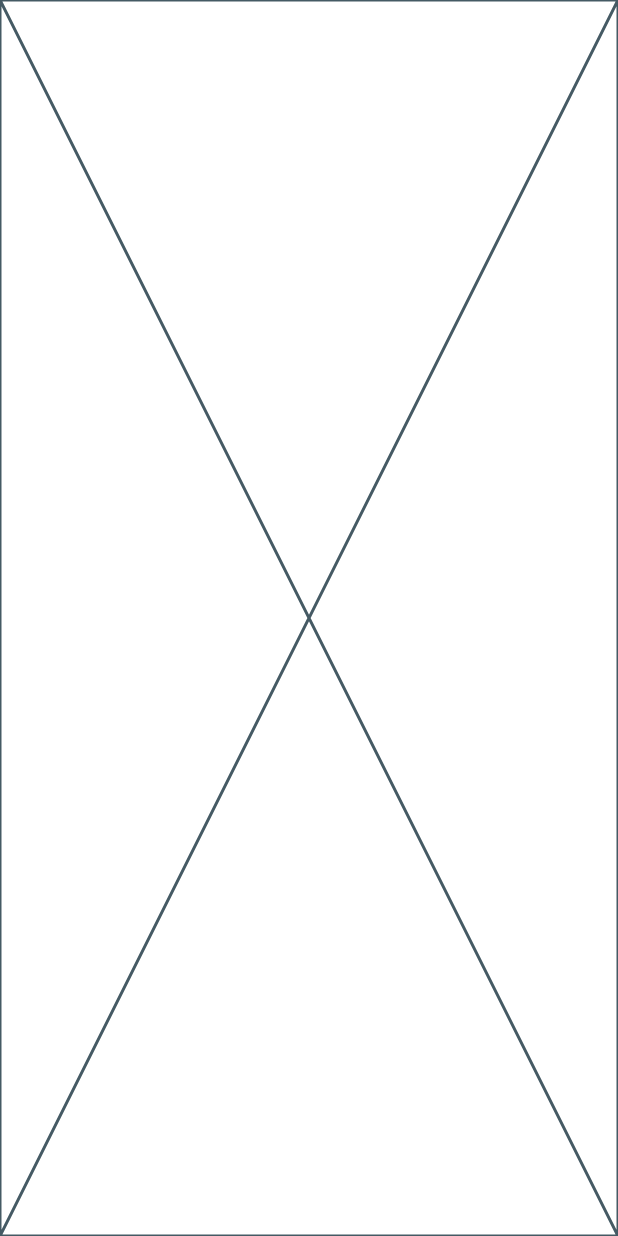
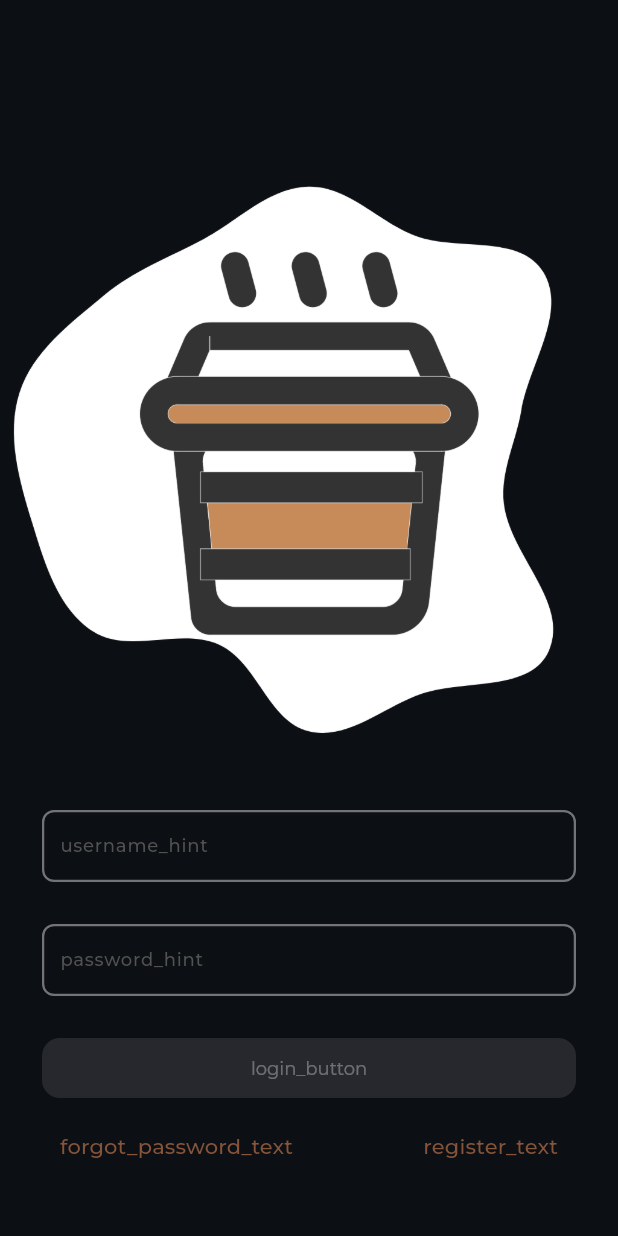
Before and after one commit to khakestari/BrewMobil, a Flutter app: the screen it shows after launch, after a tap on "skip", on a phone screen of 412 x 824 dp. Run offline on Flutter 3.47's test engine with Material 3 defaults, Android fonts, the light colour scheme and no system bars; our stand-ins replace dartz, device_info_plus, dio, easy_localization, flutter_svg, freezed_annotation and 4 more; missing offline and left inert: android_id; generated files the repository leaves out were written again.

Commit message:
Test Login UI Implementation

```diff
--- a/lib/presentation/login/login.dart
+++ b/lib/presentation/login/login.dart
@@ -3,6 +3,7 @@ import 'package:advanced_shop_app/presentation/resources/strings_manager.dart';
 import 'package:advanced_shop_app/presentation/resources/values_manager.dart';
 import 'package:flutter/material.dart';
 import '../resources/assets_manager.dart';
+import '../resources/routes_manager.dart';
 import './login_viewmodel.dart';
 
 class LoginView extends StatefulWidget {
@@ -35,14 +36,15 @@ class _LoginViewState extends State<LoginView> {
 
   @override
   Widget build(BuildContext context) {
-    return Placeholder();
+    return _getContentWidget();
   }
 
   Widget _getContentWidget() {
     return Scaffold(
+      backgroundColor: ColorManager.darkPrimary,
       body: Container(
         padding: EdgeInsets.only(top: AppPadding.p100),
-        color: ColorManager.black,
+        color: ColorManager.darkPrimary,
         child: SingleChildScrollView(
           child: Form(
             key: _formKey,
@@ -100,16 +102,52 @@ class _LoginViewState extends State<LoginView> {
                     right: AppPadding.p28,
                   ),
                   child: StreamBuilder<bool>(
-                      stream: _viewModel.outputIsAllInputsValid,
-                      builder: (context, snapshot) {
-                        return ElevatedButton(
+                    stream: _viewModel.outputIsAllInputsValid,
+                    builder: (context, snapshot) {
+                      return SizedBox(
+                        width: double.infinity,
+                        height: AppSize.s40,
+                        child: ElevatedButton(
                             onPressed: (snapshot.data ?? false)
                                 ? () {
                                     _viewModel.login();
                                   }
                                 : null,
-                            child: const Text(AppStrings.login));
-                      }),
+                            child: const Text(AppStrings.login)),
+                      );
+                    },
+                  ),
+                ),
+                Padding(
+                  padding: const EdgeInsets.only(
+                      top: AppPadding.p8,
+                      left: AppPadding.p28,
+                      right: AppPadding.p28),
+                  child: Row(
+                    mainAxisAlignment: MainAxisAlignment.spaceBetween,
+                    children: [
+                      TextButton(
+                        onPressed: () {
+                          Navigator.pushReplacementNamed(
+                              context, Routes.forgotPasswordRoute);
+                        },
+                        child: Text(
+                          AppStrings.forgetPassword,
+                          style: Theme.of(context).textTheme.titleSmall,
+                        ),
+                      ),
+                      TextButton(
+                        onPressed: () {
+                          Navigator.pushReplacementNamed(
+                              context, Routes.registerRoute);
+                        },
+                        child: Text(
+                          AppStrings.registerText,
+                          style: Theme.of(context).textTheme.titleSmall,
+                        ),
+                      ),
+                    ],
+                  ),
                 )
               ],
             ),
--- a/lib/presentation/login/login_viewmodel.dart
+++ b/lib/presentation/login/login_viewmodel.dart
@@ -42,7 +42,7 @@ class LoginViewModel extends BaseViewModel
 
   @override
   login() async {
-    (await _loginUseCase.execute(
+    (await _loginUseCase!.execute(
             LoginUseCaseInput(loginObject.userName, loginObject.password)))
         .fold(
             (failure) => {
--- a/lib/presentation/onboarding/onboarding.dart
+++ b/lib/presentation/onboarding/onboarding.dart
@@ -85,7 +85,7 @@ class _OnBoardingViewState extends State<OnBoardingView> {
                       },
                       child: Text(
                         AppStrings.skip,
-                        style: Theme.of(context).textTheme.subtitle2,
+                        style: Theme.of(context).textTheme.titleSmall,
                         textAlign: TextAlign.end,
                       ),
                     ),
--- a/lib/presentation/resources/theme_manager.dart
+++ b/lib/presentation/resources/theme_manager.dart
@@ -6,6 +6,7 @@ import 'package:flutter/material.dart';
 
 ThemeData getApplicationTheme() {
   return ThemeData(
+      useMaterial3: true,
       brightness: Brightness.dark,
       // main colors of the app
       primaryColor: ColorManager.primary,
```
